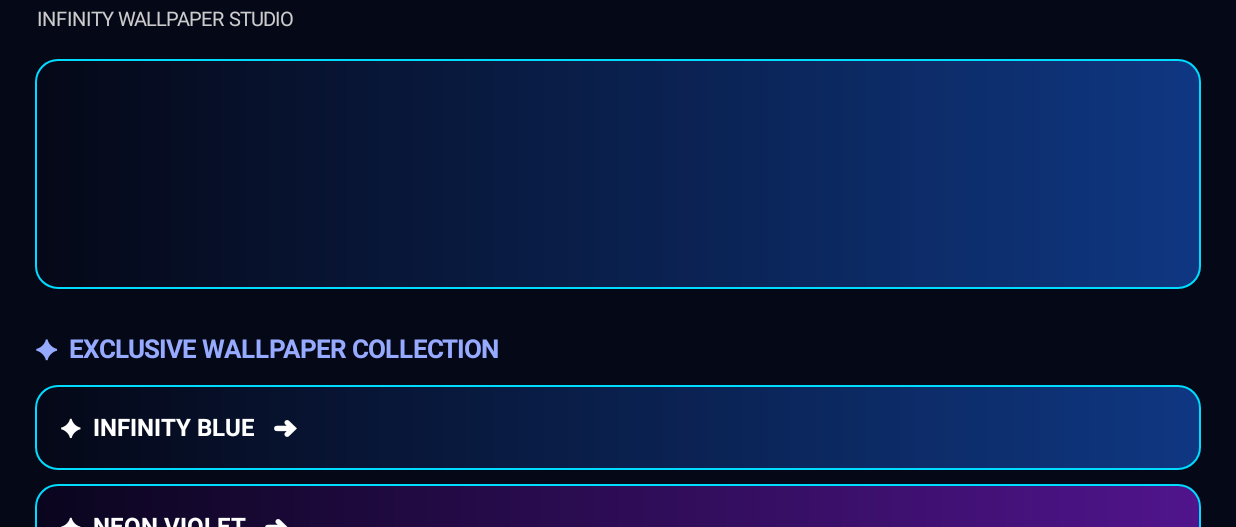
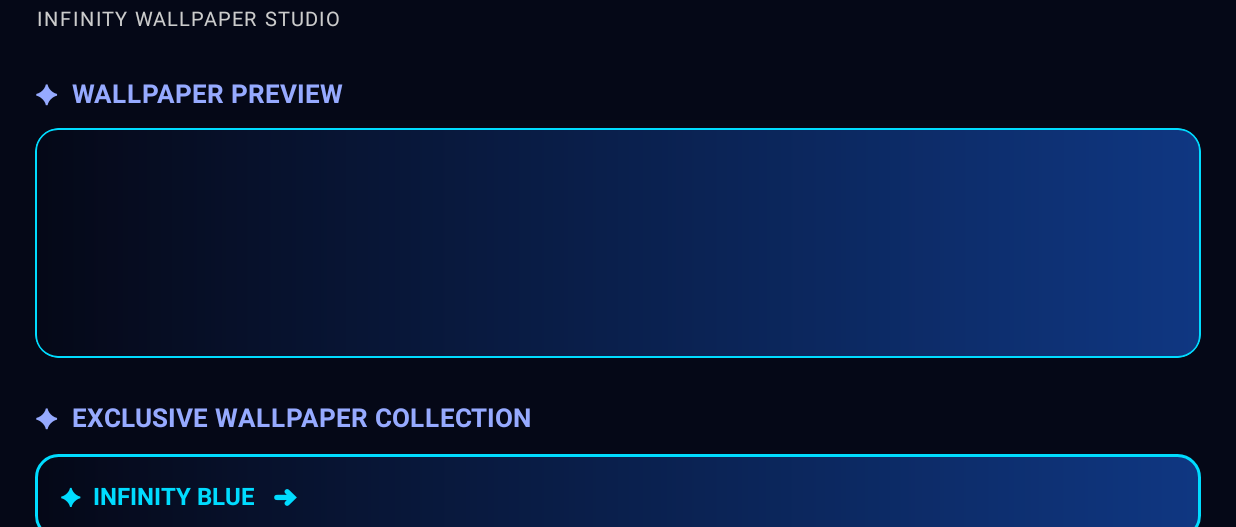
Before and after one commit to iishaqbaig94-dotcom/AuroraTvLauncher-, an Android app: the WallpaperActivity screen opened directly, with no data from a screen before it, after a tap on an icon or button, on a phone screen of 824 x 412 dp (held sideways), the part 91-618 px from its top. Run offline under Robolectric (Android 15) with nearby library versions, the phone set to English and light mode, and no system bars.

Commit message:
Update WallpaperActivity.java

```diff
--- a/app/src/main/java/com/aurora/tvlauncher/WallpaperActivity.java
+++ b/app/src/main/java/com/aurora/tvlauncher/WallpaperActivity.java
@@ -21,11 +21,15 @@ public class WallpaperActivity extends Activity {
 
     private LinearLayout layout;
     private ImageView preview;
+    private ScrollView scroll;
     private SharedPreferences prefs;
+
+    private View initialFocus;
 
     private final int CYAN = Color.rgb(0, 220, 255);
     private final int PURPLE = Color.rgb(145, 80, 255);
     private final int DARK = Color.rgb(5, 8, 23);
+    private final int CARD = Color.rgb(24, 31, 60);
 
     private final int[][] colors = {
         {5, 8, 23, 15, 55, 130},
@@ -49,22 +53,29 @@ public class WallpaperActivity extends Activity {
     protected void onCreate(Bundle savedInstanceState) {
         super.onCreate(savedInstanceState);
 
+        getWindow().setStatusBarColor(DARK);
+        getWindow().setNavigationBarColor(DARK);
+
         prefs = getSharedPreferences(
             "AuroraWallpaper", MODE_PRIVATE
         );
 
-        ScrollView scroll = new ScrollView(this);
+        scroll = new ScrollView(this);
         scroll.setFillViewport(true);
         scroll.setBackgroundColor(DARK);
+        scroll.setFocusable(false);
 
         layout = new LinearLayout(this);
         layout.setOrientation(LinearLayout.VERTICAL);
         layout.setPadding(35, 30, 35, 40);
+        layout.setBackgroundColor(DARK);
 
         scroll.addView(layout);
+        setContentView(scroll);
 
         addHeader();
         addPreview();
+
         addHeading("✦  EXCLUSIVE WALLPAPER COLLECTION");
 
         for (int i = 0; i < names.length; i++) {
@@ -73,46 +84,76 @@ public class WallpaperActivity extends Activity {
 
         addHeading("✦  PERSONAL WALLPAPER");
 
-        addButton("＋  CHOOSE FROM GALLERY", CYAN, v -> openGallery());
+        addActionButton(
+            "＋  CHOOSE FROM GALLERY",
+            CYAN,
+            v -> openGallery()
+        );
 
-        addButton("↻  RESTORE DEFAULT", PURPLE, v -> {
-            prefs.edit().clear().apply();
-            updatePreview();
-            Toast.makeText(this,
-                "Default restored", Toast.LENGTH_SHORT).show();
-        });
+        addActionButton(
+            "↻  RESTORE DEFAULT",
+            PURPLE,
+            v -> restoreDefault()
+        );
+
+        addActionButton(
+            "‹  BACK TO AURORA HOME",
+            CYAN,
+            v -> finish()
+        );
 
         TextView footer = new TextView(this);
-        footer.setText("AURORA TV  ∞  INFINITY X\nYOUR WORLD. YOUR STYLE.");
+        footer.setText(
+            "AURORA TV  ∞  INFINITY X\n" +
+            "YOUR WORLD. YOUR STYLE."
+        );
         footer.setTextColor(Color.GRAY);
         footer.setGravity(Gravity.CENTER);
         footer.setTextSize(12);
         footer.setPadding(10, 35, 10, 15);
+
         layout.addView(footer);
 
-        setContentView(scroll);
         updatePreview();
+
+        requestInitialFocus();
     }
 
     private void addHeader() {
+
         TextView title = new TextView(this);
         title.setText("∞  AURORA");
         title.setTextColor(CYAN);
         title.setTextSize(30);
         title.setTypeface(null, Typeface.BOLD);
+
         layout.addView(title);
 
         TextView subtitle = new TextView(this);
         subtitle.setText("INFINITY WALLPAPER STUDIO");
         subtitle.setTextColor(Color.LTGRAY);
         subtitle.setTextSize(13);
+        subtitle.setLetterSpacing(0.1f);
         subtitle.setPadding(2, 5, 0, 22);
+
         layout.addView(subtitle);
     }
 
     private void addPreview() {
+
+        addHeading("✦  WALLPAPER PREVIEW");
+
         preview = new ImageView(this);
         preview.setScaleType(ImageView.ScaleType.CENTER_CROP);
+
+        GradientDrawable border = new GradientDrawable();
+        border.setColor(CARD);
+        border.setCornerRadius(24);
+        border.setStroke(3, CYAN);
+
+        preview.setBackground(border);
+        preview.setClipToOutline(true);
+        preview.setFocusable(false);
 
         LinearLayout.LayoutParams params =
             new LinearLayout.LayoutParams(-1, 230);
@@ -123,16 +164,20 @@ public class WallpaperActivity extends Activity {
     }
 
     private void addHeading(String text) {
+
         TextView heading = new TextView(this);
         heading.setText(text);
         heading.setTextColor(Color.rgb(150, 170, 255));
         heading.setTextSize(17);
         heading.setTypeface(null, Typeface.BOLD);
+        heading.setLetterSpacing(0.04f);
         heading.setPadding(0, 22, 0, 12);
+
         layout.addView(heading);
     }
 
     private void addWallpaper(int index) {
+
         TextView card = new TextView(this);
 
         card.setText("✦  " + names[index] + "   ➜");
@@ -140,23 +185,27 @@ public class WallpaperActivity extends Activity {
         card.setTextSize(16);
         card.setTypeface(null, Typeface.BOLD);
         card.setGravity(Gravity.CENTER_VERTICAL);
-        card.setPadding(25, 25, 25, 25);
+        card.setPadding(25, 20, 25, 20);
         card.setFocusable(true);
         card.setClickable(true);
 
-        GradientDrawable bg = gradient(index);
-        card.setBackground(bg);
+        card.setContentDescription(
+            names[index] + " wallpaper"
+        );
+
+        updateWallpaperCard(card, index);
 
         card.setOnFocusChangeListener((v, focused) -> {
-            GradientDrawable focus = gradient(index);
-            focus.setStroke(
-                focused ? 4 : 2,
-                focused ? Color.WHITE : CYAN
-            );
-            card.setBackground(focus);
+
+            updateWallpaperCard(card, index);
+
+            if (focused) {
+                ensureVisible(card);
+            }
         });
 
         card.setOnClickListener(v -> {
+
             prefs.edit()
                 .putInt("wallpaper_index", index)
                 .remove("custom_wallpaper")
@@ -164,41 +213,113 @@ public class WallpaperActivity extends Activity {
 
             updatePreview();
 
-            Toast.makeText(this,
+            Toast.makeText(
+                this,
                 names[index] + " selected",
-                Toast.LENGTH_SHORT).show();
+                Toast.LENGTH_SHORT
+            ).show();
+
+            updateAllWallpaperCards();
         });
 
         LinearLayout.LayoutParams params =
             new LinearLayout.LayoutParams(-1, 85);
 
         params.setMargins(0, 7, 0, 7);
+
         layout.addView(card, params);
+
+        if (initialFocus == null &&
+            prefs.getInt("wallpaper_index", 0) == index &&
+            prefs.getString("custom_wallpaper", null) == null) {
+
+            initialFocus = card;
+        }
+    }
+
+    private void updateWallpaperCard(
+        TextView card,
+        int index
+    ) {
+
+        boolean selected =
+            prefs.getInt("wallpaper_index", 0) == index &&
+            prefs.getString("custom_wallpaper", null) == null;
+
+        boolean focused = card.hasFocus();
+
+        GradientDrawable bg = gradient(index);
+
+        bg.setStroke(
+            focused ? 4 : (selected ? 3 : 2),
+            focused ? Color.WHITE :
+                (selected ? CYAN : Color.rgb(65, 90, 155))
+        );
+
+        card.setBackground(bg);
+
+        card.setScaleX(focused ? 1.03f : 1f);
+        card.setScaleY(focused ? 1.03f : 1f);
+
+        card.setTextColor(
+            selected ? CYAN : Color.WHITE
+        );
+    }
+
+    private void updateAllWallpaperCards() {
+
+        for (int i = 0; i < layout.getChildCount(); i++) {
+
+            View view = layout.getChildAt(i);
+
+            if (view instanceof TextView) {
+
+                TextView text = (TextView) view;
+
+                for (int j = 0; j < names.length; j++) {
+
+                    if (text.getText().toString().contains(
+                        names[j]
+                    )) {
+                        updateWallpaperCard(text, j);
+                    }
+                }
+            }
+        }
     }
 
     private GradientDrawable gradient(int index) {
+
         GradientDrawable bg = new GradientDrawable(
             GradientDrawable.Orientation.LEFT_RIGHT,
             new int[] {
-                Color.rgb(colors[index][0],
-                          colors[index][1],
-                          colors[index][2]),
-                Color.rgb(colors[index][3],
-                          colors[index][4],
-                          colors[index][5])
+                Color.rgb(
+                    colors[index][0],
+                    colors[index][1],
+                    colors[index][2]
+                ),
+                Color.rgb(
+                    colors[index][3],
+                    colors[index][4],
+                    colors[index][5]
+                )
             }
         );
 
         bg.setCornerRadius(22);
         bg.setStroke(2, CYAN);
+
         return bg;
     }
 
-    private void addButton(
-        String text, int accent,
+    private void addActionButton(
+        String text,
+        int accent,
         View.OnClickListener listener
     ) {
+
         TextView button = new TextView(this);
+
         button.setText(text);
         button.setTextColor(Color.WHITE);
         button.setTextSize(15);
@@ -208,24 +329,28 @@ public class WallpaperActivity extends Activity {
         button.setFocusable(true);
         button.setClickable(true);
 
-        GradientDrawable bg = new GradientDrawable();
-        bg.setColor(Color.rgb(24, 31, 60));
-        bg.setCornerRadius(22);
-        bg.setStroke(2, accent);
-        button.setBackground(bg);
+        GradientDrawable normal = actionBackground(
+            CARD, accent, 2
+        );
 
-        button.setOnFocusChangeListener((v, focused) -> {
-            GradientDrawable focus = new GradientDrawable();
-            focus.setColor(
-                focused ? Color.rgb(55, 45, 115)
-                        : Color.rgb(24, 31, 60)
+        GradientDrawable focused = actionBackground(
+            Color.rgb(55, 45, 115), Color.WHITE, 4
+        );
+
+        button.setBackground(normal);
+
+        button.setOnFocusChangeListener((v, hasFocus) -> {
+
+            button.setBackground(
+                hasFocus ? focused : normal
             );
-            focus.setCornerRadius(22);
-            focus.setStroke(
-                focused ? 4 : 2,
-                focused ? Color.WHITE : accent
-            );
-            button.setBackground(focus);
+
+            button.setScaleX(hasFocus ? 1.03f : 1f);
+            button.setScaleY(hasFocus ? 1.03f : 1f);
+
+            if (hasFocus) {
+                ensureVisible(button);
+            }
         });
 
         button.setOnClickListener(listener);
@@ -234,18 +359,45 @@ public class WallpaperActivity extends Activity {
             new LinearLayout.LayoutParams(-1, -2);
 
         params.setMargins(0, 7, 0, 7);
+
         layout.addView(button, params);
+
+        if (initialFocus == null) {
+            initialFocus = button;
+        }
+    }
+
+    private GradientDrawable actionBackground(
+        int color,
+        int stroke,
+        int strokeWidth
+    ) {
+
+        GradientDrawable bg = new GradientDrawable();
+        bg.setColor(color);
+        bg.setCornerRadius(22);
+        bg.setStroke(strokeWidth, stroke);
+
+        return bg;
     }
 
     private void updatePreview() {
+
+        if (preview == null) return;
+
         String custom = prefs.getString(
             "custom_wallpaper", null
         );
 
         if (custom != null) {
+
             try {
                 preview.setImageURI(Uri.parse(custom));
-                return;
+
+                if (preview.getDrawable() != null) {
+                    return;
+                }
+
             } catch (Exception ignored) {}
         }
 
@@ -258,26 +410,58 @@ public class WallpaperActivity extends Activity {
         preview.setImageDrawable(gradient(index));
     }
 
+    private void restoreDefault() {
+
+        prefs.edit().clear().apply();
+
+        updatePreview();
+        updateAllWallpaperCards();
+
+        Toast.makeText(
+            this,
+            "Default wallpaper restored",
+            Toast.LENGTH_SHORT
+        ).show();
+    }
+
     private void openGallery() {
-        Intent intent = new Intent(Intent.ACTION_OPEN_DOCUMENT);
+
+        Intent intent = new Intent(
+            Intent.ACTION_OPEN_DOCUMENT
+        );
+
         intent.setType("image/*");
         intent.addCategory(Intent.CATEGORY_OPENABLE);
-        intent.addFlags(Intent.FLAG_GRANT_READ_URI_PERMISSION);
+
+        intent.addFlags(
+            Intent.FLAG_GRANT_READ_URI_PERMISSION
+        );
 
         try {
             startActivityForResult(intent, 100);
+
         } catch (Exception e) {
-            Toast.makeText(this,
+
+            Toast.makeText(
+                this,
                 "Gallery unavailable",
-                Toast.LENGTH_SHORT).show();
+                Toast.LENGTH_SHORT
+            ).show();
         }
     }
 
     @Override
     protected void onActivityResult(
-        int requestCode, int resultCode, Intent data
+        int requestCode,
+        int resultCode,
+        Intent data
     ) {
-        super.onActivityResult(requestCode, resultCode, data);
+
+        super.onActivityResult(
+            requestCode,
+            resultCode,
+            data
+        );
 
         if (requestCode == 100 &&
             resultCode == RESULT_OK &&
@@ -287,10 +471,13 @@ public class WallpaperActivity extends Activity {
             Uri uri = data.getData();
 
             try {
-                getContentResolver().takePersistableUriPermission(
-                    uri,
-                    Intent.FLAG_GRANT_READ_URI_PERMISSION
-                );
+
+                int flags = data.getFlags() &
+                    Intent.FLAG_GRANT_READ_URI_PERMISSION;
+
+                getContentResolver()
+                    .takePersistableUriPermission(uri, flags);
+
             } catch (Exception ignored) {}
 
             prefs.edit()
@@ -298,10 +485,40 @@ public class WallpaperActivity extends Activity {
                 .apply();
 
             updatePreview();
+            updateAllWallpaperCards();
 
-            Toast.makeText(this,
+            Toast.makeText(
+                this,
                 "Custom wallpaper saved!",
-                Toast.LENGTH_SHORT).show();
+                Toast.LENGTH_SHORT
+            ).show();
         }
     }
+
+    private void ensureVisible(View view) {
+
+        if (view == null || scroll == null) return;
+
+        view.post(() -> {
+
+            android.graphics.Rect rect =
+                new android.graphics.Rect(
+                    0, 0,
+                    view.getWidth(),
+                    view.getHeight()
+                );
+
+            view.requestRectangleOnScreen(rect, true);
+        });
+    }
+
+    private void requestInitialFocus() {
+
+        scroll.post(() -> {
+
+            if (initialFocus != null) {
+                initialFocus.requestFocus();
+            }
+        });
+    }
 }
```
